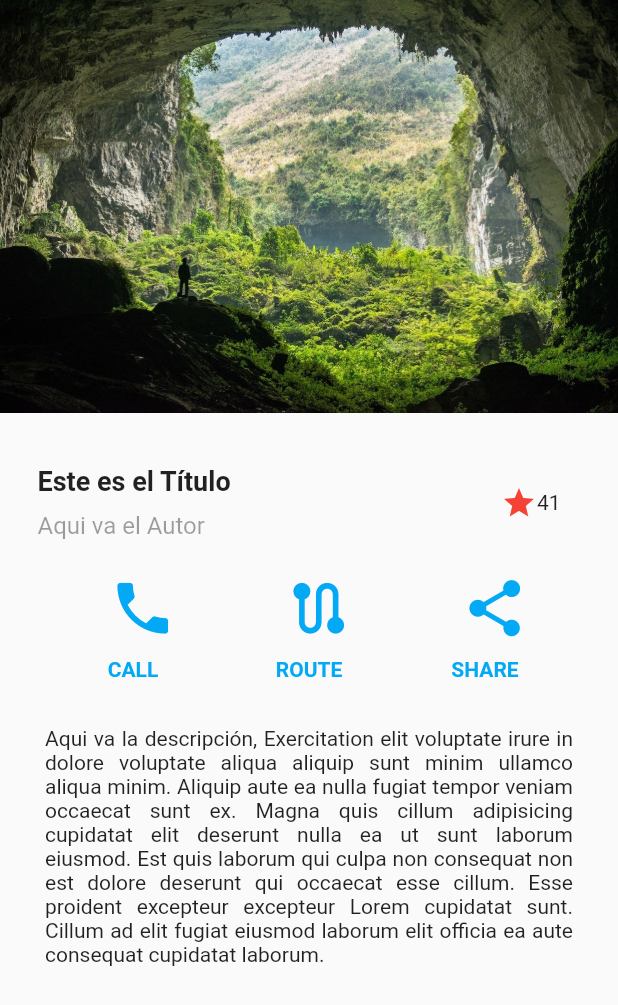
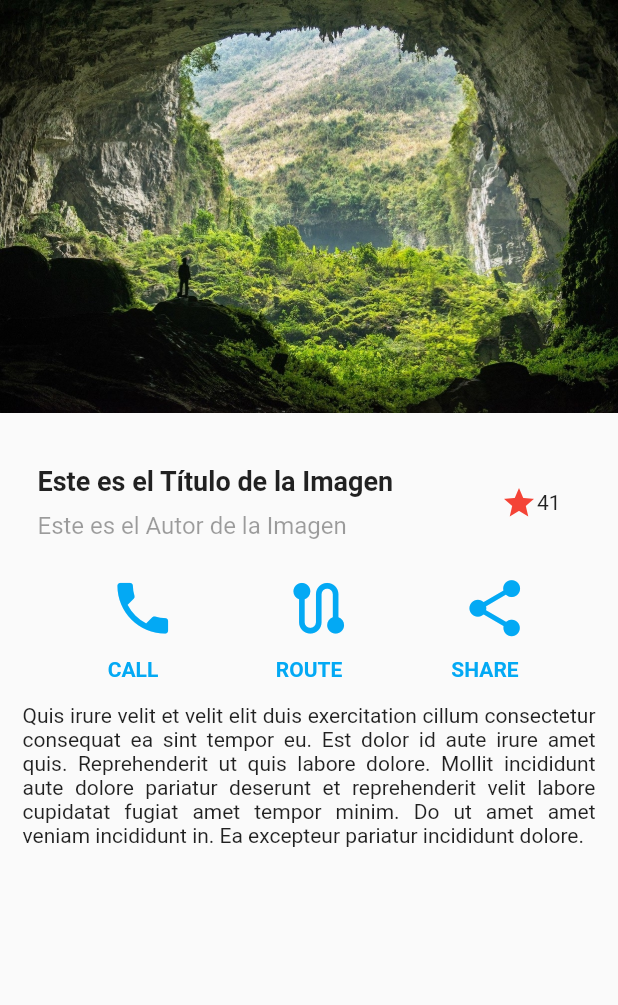
Before and after one commit to luishg76/designs_flutter, a Flutter app: the BasicScreen screen opened by its route, on a phone screen of 412 x 824 dp. Shown: the top 1005 px of the screen. Run offline on Flutter 3.47's test engine with Material 2 defaults, Android fonts, the phone set to English and light mode, and no system bars.

Commit message:
salva(12-09-022)laptop

```diff
--- a/lib/screens/basic_screen.dart
+++ b/lib/screens/basic_screen.dart
@@ -16,9 +16,9 @@ class BasicScreen extends StatelessWidget {
               margin: EdgeInsets.all(15.0),
               child: Column(
                 children: [
-                  _titleSection(title:'Este es el Título',autor:'Aqui va el Autor'),
+                  _titleSection(),
                   _buttonSection(),
-                  _descriptionSection(description: 'Exercitation elit voluptate irure in dolore voluptate aliqua aliquip sunt minim ullamco aliqua minim. Aliquip aute ea nulla fugiat tempor veniam occaecat sunt ex. Magna quis cillum adipisicing cupidatat elit deserunt nulla ea ut sunt laborum eiusmod. Est quis laborum qui culpa non consequat non est dolore deserunt qui occaecat esse cillum. Esse proident excepteur excepteur Lorem cupidatat sunt. Cillum ad elit fugiat eiusmod laborum elit officia ea aute consequat cupidatat laborum.')
+                  _descriptionSection(description:'Quis irure velit et velit elit duis exercitation cillum consectetur consequat ea sint tempor eu. Est dolor id aute irure amet quis. Reprehenderit ut quis labore dolore. Mollit incididunt aute dolore pariatur deserunt et reprehenderit velit labore cupidatat fugiat amet tempor minim. Do ut amet amet veniam incididunt in. Ea excepteur pariatur incididunt dolore.'),
                   ]),
 
             ),
@@ -26,6 +26,18 @@ class BasicScreen extends StatelessWidget {
 
           ],
         ),
+    );
+  }
+}
+
+class _descriptionSection extends StatelessWidget {
+  String description;
+
+  _descriptionSection({required this.description});
+  @override
+  Widget build(BuildContext context) {
+    return Container(
+        child: Text('${description}', textAlign: TextAlign.justify,),
     );
   }
 }
@@ -73,24 +85,8 @@ class _button extends StatelessWidget {
   }
 }
 
-class _descriptionSection extends StatelessWidget {
-  String description;
-
-  _descriptionSection({ required this.description});
-  @override
-  Widget build(BuildContext context) {
-    return Container(
-                    margin: EdgeInsets.all(15.0),
-                    child: Text('Aqui va la descripción, ${description}', textAlign: TextAlign.justify,),
-                  );
-  }
-}
-
 class _titleSection extends StatelessWidget {
-  String title;
-  String autor;
-
-  _titleSection({ required this.title, required this.autor});
+  const _titleSection({Key? key}) : super(key: key);
 
   @override
   Widget build(BuildContext context) {
@@ -106,8 +102,8 @@ class _titleSection extends StatelessWidget {
                   mainAxisAlignment: MainAxisAlignment.spaceBetween,
                   crossAxisAlignment: CrossAxisAlignment.start,
                   children: [
-                    Text(title, style: TextStyle(fontSize: 18.0, fontWeight: FontWeight.bold)),
-                    Text(autor, style: TextStyle(fontSize: 16.0, color: Colors.black38),)
+                    Text('Este es el Título de la Imagen', style: TextStyle(fontSize: 18.0, fontWeight: FontWeight.bold)),
+                    Text('Este es el Autor de la Imagen', style: TextStyle(fontSize: 16.0, color: Colors.black38),)
                   ],
                 ),
               ),
```
Also changed, not shown: lib/screens/scroll_screen.dart (+95 -3 lines), assets/design2.jpg (added).
